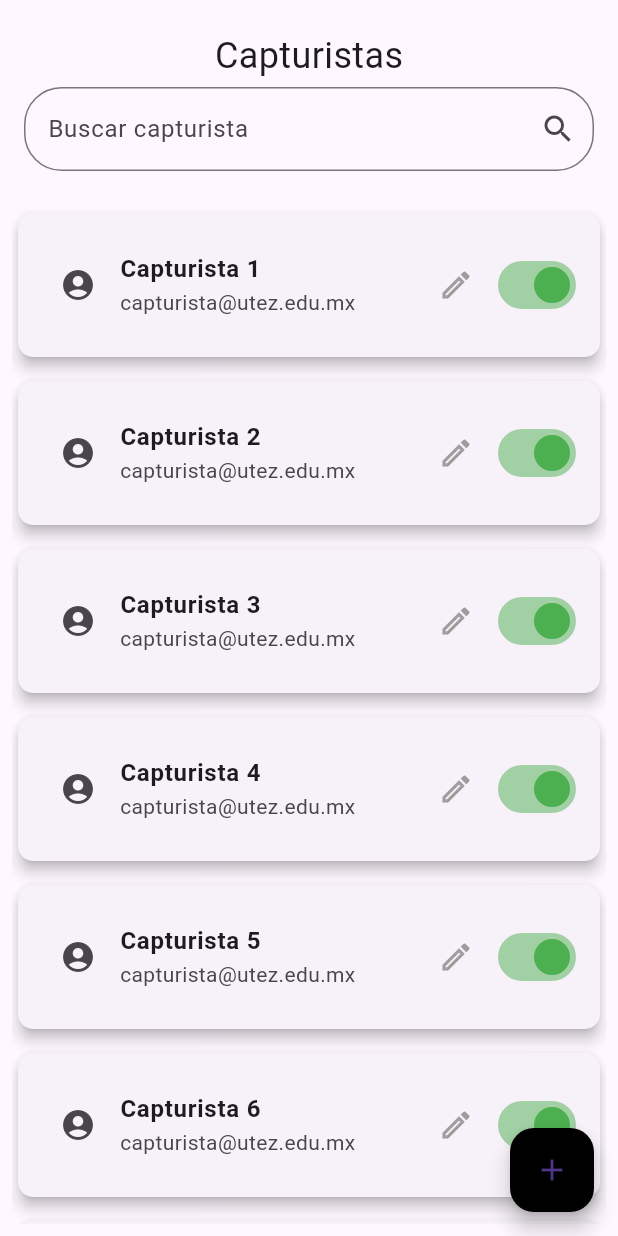
After one commit to FREECS33/sigede_front_end, a Flutter app: the ManagementCapturist screen opened by its route, on a phone screen of 412 x 824 dp. The commit adds this screen. Run offline on Flutter 3.47's test engine with Material 3 defaults, Android fonts, the phone set to English and light mode, and no system bars; our stand-ins replace image_picker; network calls fail.

Commit message:
Views management capturist

```diff
--- a/lib/navigation/navigation_admin.dart
+++ b/lib/navigation/navigation_admin.dart
@@ -14,7 +14,7 @@ class _NavigationAdminState extends State<NavigationAdmin> {
 
   static const List<Widget> _widgetOptions = <Widget>[
     Administratormanagementscreen(),
-    PreviewQR()
+    PreviewQR(),
   ];
 
   void _onItemTapped(int index) {
--- /dev/null
+++ b/lib/screens/admin/management_capturist.dart
@@ -0,0 +1,119 @@
+import 'package:flutter/material.dart';
+
+class ManagementCapturist extends StatefulWidget {
+  const ManagementCapturist({super.key});
+
+  @override
+  State<ManagementCapturist> createState() => _ManagementCapturistState();
+}
+
+class _ManagementCapturistState extends State<ManagementCapturist> {
+
+  // ESTO ES ESTATICO PARA EL SWITCH, CUANDO SE CONSUMA LA API, ESTO NO EXISTIRA
+  bool light = true;
+
+  @override
+  Widget build(BuildContext context) {
+    return Scaffold(
+      body: Center(
+        child: Padding(
+          padding: const EdgeInsets.all(8.0),
+          child: Column(
+            children: [
+              const SizedBox(height: 12,),
+              const Row(mainAxisAlignment: MainAxisAlignment.center, children: [
+                Text(
+                  'Capturistas',
+                  style: TextStyle(fontSize: 24),
+                ),
+              ]),
+              Row(
+                children: [
+                  Expanded(
+                    child: Padding(
+                      padding: const EdgeInsets.symmetric(
+                          horizontal: 8.0, vertical: 4.0),
+                      child: TextField(
+                        decoration: InputDecoration(
+                            suffixIcon: const Icon(Icons.search),
+                            border: OutlineInputBorder(
+                                borderRadius: BorderRadius.circular(25.0)),
+                            hintText: 'Buscar capturista',
+                            labelText: 'Buscar capturista'),
+                      ),
+                    ),
+                  ),
+                ],
+              ),
+              const SizedBox(
+                height: 16,
+              ),
+              Expanded(
+                child: SingleChildScrollView(
+                  child: Column(
+                    children: [
+                      for (int i = 1; i <= 10; i++)
+                        Padding(
+                          padding: const EdgeInsets.symmetric(vertical: 4.0),
+                          child: Card(
+                            elevation: 4,
+                            shape: RoundedRectangleBorder(
+                              borderRadius: BorderRadius.circular(10),
+                            ),
+                            child: Padding(
+                              padding: const EdgeInsets.all(12.0),
+                              child: Row(
+                                mainAxisAlignment: MainAxisAlignment.spaceBetween,
+                                children: [
+                                  Expanded(
+                                    child: ListTile(
+                                      leading: const Icon(Icons.account_circle,),
+                                      title: Text(
+                                        'Capturista $i',
+                                        style: const TextStyle(
+                                          fontSize: 16,
+                                          fontWeight: FontWeight.bold,
+                                        ),
+                                      ),
+                                      subtitle: const Text('capturista@utez.edu.mx'),
+                                   ),
+                                  ),
+                                  Row(
+                                    children: [
+                                      IconButton(
+                                        icon: const Icon(Icons.edit_outlined),
+                                        color: Colors.grey,
+                                        onPressed: () {
+                                          Navigator.pushNamed(context, '/editCapturist');
+                                        },
+                                      ),
+                                      Switch(
+                                        value: light,
+                                        activeColor: Colors.green,
+                                        onChanged: (bool value) {
+                                        setState(() {
+                                          light=value;
+                                        });
+                                      },
+                                      )
+                                    ],
+                                  ),
+                                ],
+                              ),
+                            ),
+                          ),
+                        )
+                    ],
+                  ),
+                ),
+              )
+            ],
+          ),
+        ),
+      ),
+      floatingActionButton: FloatingActionButton(onPressed: (){
+        Navigator.pushNamed(context, '/registerCapturist');
+      },backgroundColor: Colors.black,child: const Icon(Icons.add),),
+    );
+  }
+}
--- a/pubspec.yaml
+++ b/pubspec.yaml
@@ -7,9 +7,11 @@ environment:
   sdk: '>=3.4.4 <4.0.0'
 
 dependencies:
+  dio: ^5.7.0
   flutter:
     sdk: flutter
   image_picker: ^1.1.2
+  jwt_decoder: ^2.0.1
 
 dev_dependencies:
   flutter_test:
```
Also changed, not shown: lib/main.dart (+7 -1 lines), lib/screens/admin/edit_capturist.dart (added, +218 -0 lines), lib/screens/admin/register_capturist.dart (added, +222 -0 lines).
